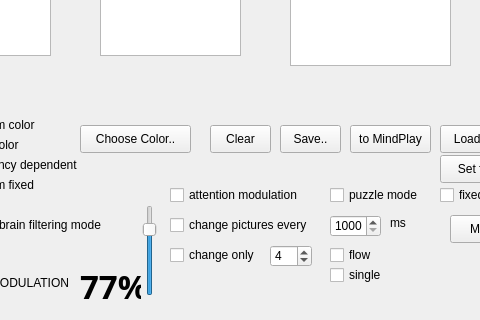
androxim/minddrawplay, file paintform.ui: the form before one commit; both pictures show x 350 to 830 and y 435 to 755 of the 1077 by 755 pixel window.
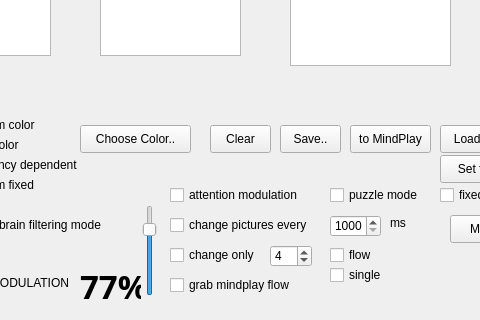
The form after the commit. Custom widgets are drawn as their Qt base class.

Diff of the .ui file:
```diff
--- a/paintform.ui
+++ b/paintform.ui
@@ -1006,6 +1006,19 @@
     <string>flow</string>
    </property>
   </widget>
+  <widget class="QCheckBox" name="checkBox_18">
+   <property name="geometry">
+    <rect>
+     <x>520</x>
+     <y>710</y>
+     <width>141</width>
+     <height>20</height>
+    </rect>
+   </property>
+   <property name="text">
+    <string>grab mindplay flow</string>
+   </property>
+  </widget>
   <zorder>pushButton_5</zorder>
   <zorder>pushButton_8</zorder>
   <zorder>graphicsView</zorder>
```
Left out of the diff: 1 changed line with no effect on the pictures.
